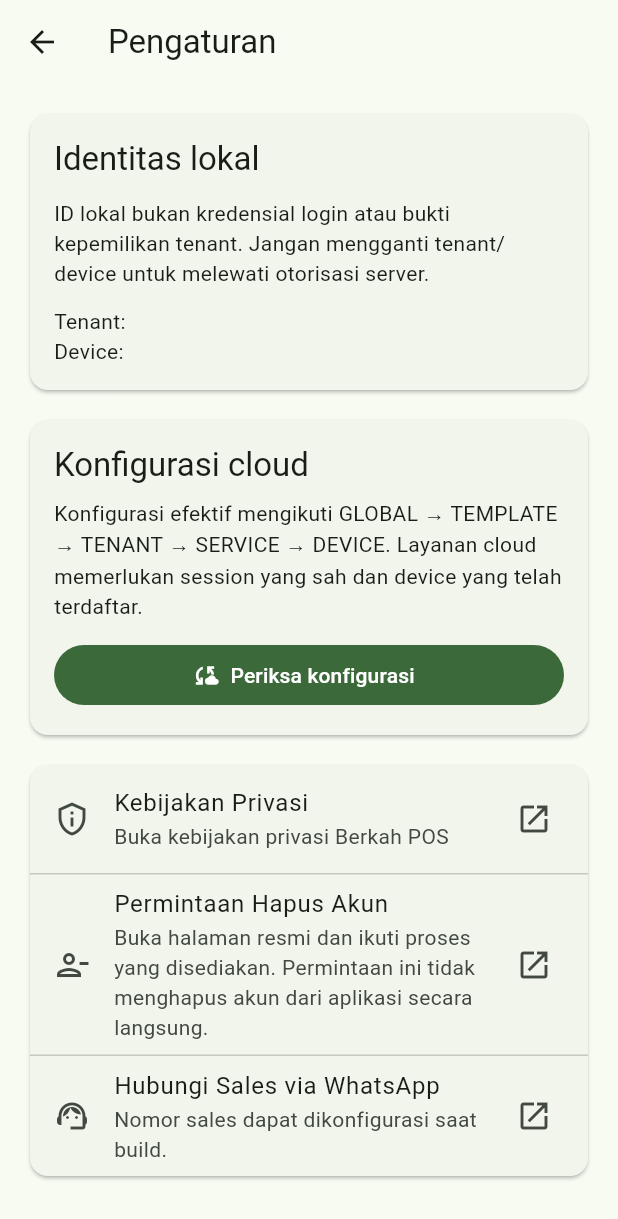
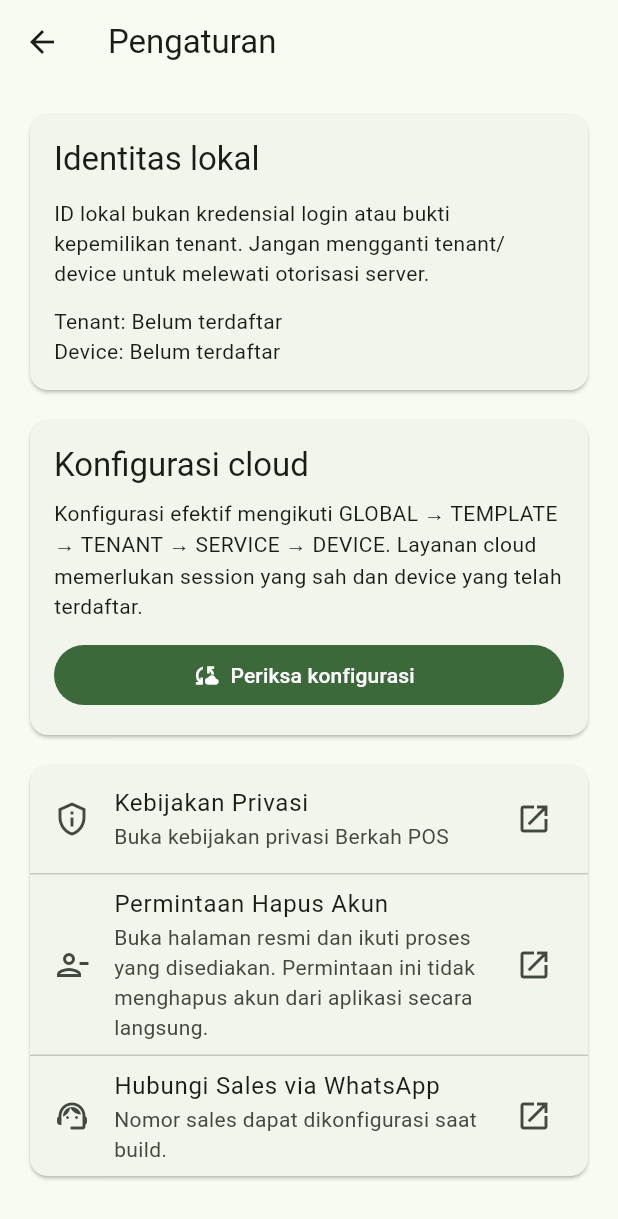
Before and after one commit to Andisatriawan/Berkahtigaputeri, a Flutter app: the screen it shows after launch, after a tap on the "settings" icon, on a phone screen of 412 x 824 dp. Shown: the top 1219 px of the screen. Run offline on Flutter 3.47's test engine with Material 3 defaults, Android fonts, the phone set to English and light mode, and no system bars; our stand-ins replace flutter_riverpod, shared_preferences, sqflite, supabase; accounts and stored records are empty.

Commit message:
fix(auth): prevent unauthenticated cloud config requests

```diff
--- a/pos-app/lib/features/home/home_screen.dart
+++ b/pos-app/lib/features/home/home_screen.dart
@@ -442,17 +442,35 @@ class _ConfigurationScreenState extends State<_ConfigurationScreen> {
       });
       return;
     }
+    if (!service.hasAuthenticatedSession) {
+      setState(() {
+        _status = 'Akses cloud diblokir: belum ada sesi login yang '
+            'terautentikasi. Aplikasi ini belum memiliki alur login/enrollment '
+            'yang dapat mengotorisasi akses tenant; ID lokal tidak cukup.';
+      });
+      return;
+    }
+    final tenantId = widget.identityStore.tenantId.trim();
+    final deviceId = widget.identityStore.deviceId.trim();
+    if (tenantId.isEmpty || deviceId.isEmpty) {
+      setState(() {
+        _status = 'Tenant dan perangkat belum terdaftar oleh layanan '
+            'enrollment. Hubungkan akun melalui alur enrollment resmi sebelum '
+            'meminta konfigurasi cloud.';
+      });
+      return;
+    }
     setState(() {
       _loading = true;
       _status = null;
     });
     try {
       final config = await service.getEffectiveConfig(
-        tenantId: widget.identityStore.tenantId,
-        deviceId: widget.identityStore.deviceId,
+        tenantId: tenantId,
+        deviceId: deviceId,
         service: 'pos',
       );
-      final features = await service.getFeatures(widget.identityStore.tenantId);
+      final features = await service.getFeatures(tenantId);
       if (!mounted) return;
       setState(() {
         _configuration = config.value;
@@ -496,8 +514,14 @@ class _ConfigurationScreenState extends State<_ConfigurationScreen> {
                     'otorisasi server.',
                   ),
                   const SizedBox(height: 12),
-                  SelectableText('Tenant: ' + widget.identityStore.tenantId),
-                  SelectableText('Device: ' + widget.identityStore.deviceId),
+                  SelectableText('Tenant: ' +
+                      (widget.identityStore.tenantId.isEmpty
+                          ? 'Belum terdaftar'
+                          : widget.identityStore.tenantId)),
+                  SelectableText('Device: ' +
+                      (widget.identityStore.deviceId.isEmpty
+                          ? 'Belum terdaftar'
+                          : widget.identityStore.deviceId)),
                 ],
               ),
             ),
```
